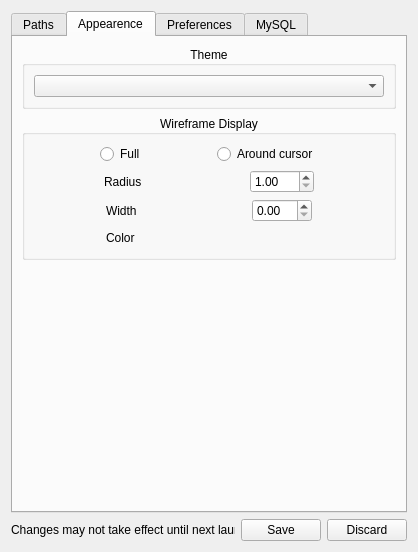
Marlamin/noggit-red, file src/noggit/ui/SettingsPanel.ui: the form before one commit.
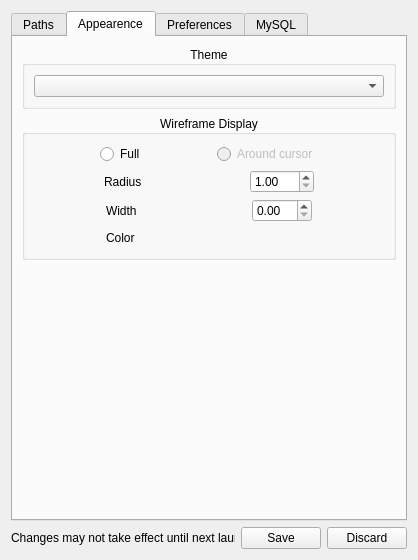
The form after the commit. The open tabs and pages were chosen to show the change. Icons and pictures are not drawn. Custom widgets are drawn as their Qt base class.

Commit message: make SettingsPanel work once again

What changed in the file:
```diff
--- a/src/noggit/ui/SettingsPanel.ui
+++ b/src/noggit/ui/SettingsPanel.ui
@@ -7,7 +7,7 @@
     <x>0</x>
     <y>0</y>
     <width>418</width>
-    <height>552</height>
+    <height>560</height>
    </rect>
   </property>
   <property name="sizePolicy">
@@ -302,6 +302,9 @@
                   </item>
                   <item>
                    <widget class="QRadioButton" name="radio_wire_cursor">
+                    <property name="enabled">
+                     <bool>false</bool>
+                    </property>
                     <property name="text">
                      <string>Around cursor</string>
                     </property>
```
Left out of the diff: 2 changed lines with no effect on the pictures. The commit also changes 2 other files.
